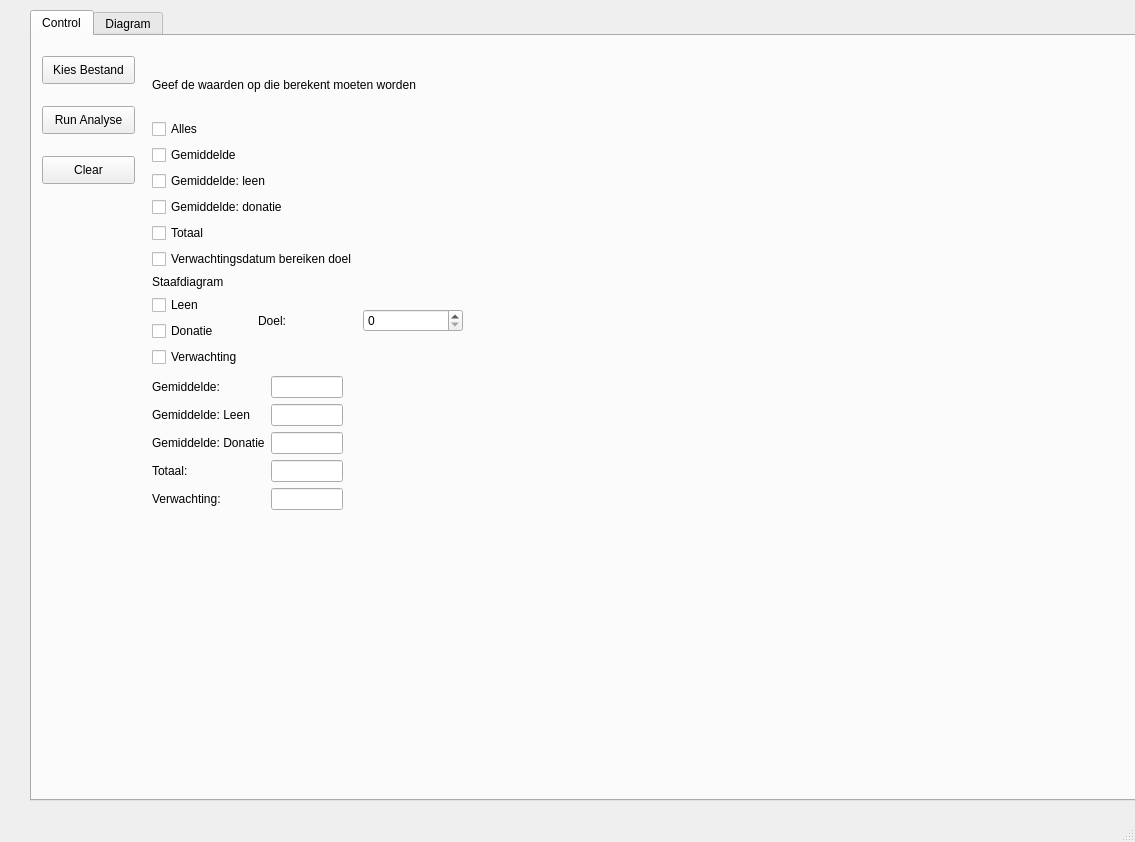
Qt form analytics/src/analytics/interface.ui (AstroPhysica/crowdfunding_analyticsV1.0) before a commit.
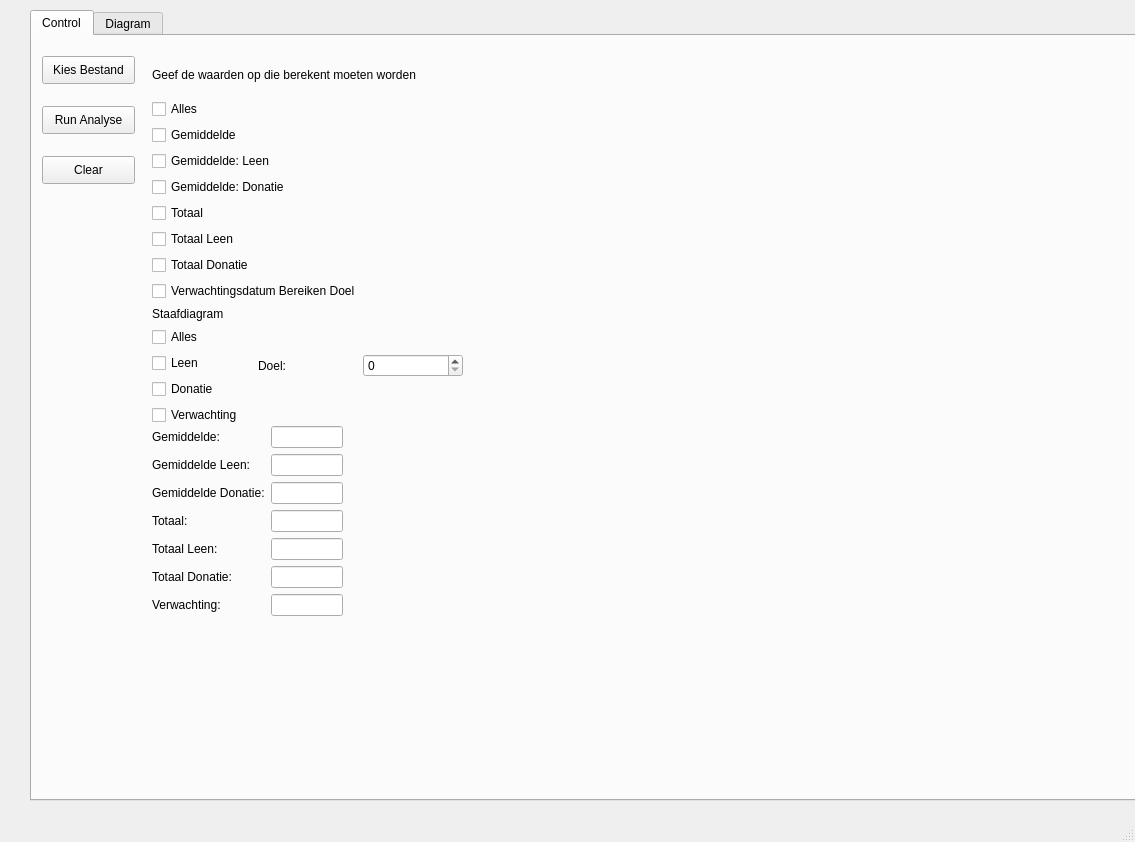
The same form after that commit. The open tabs and pages were chosen to show the change. Custom widgets are drawn as their Qt base class.

Commit message: Fixed all values and changed user interface

Patch:
```diff
--- a/analytics/src/analytics/interface.ui
+++ b/analytics/src/analytics/interface.ui
@@ -24,7 +24,7 @@
      </rect>
     </property>
     <property name="currentIndex">
-     <number>0</number>
+     <number>1</number>
     </property>
     <widget class="QWidget" name="tab">
      <attribute name="title">
@@ -34,9 +34,9 @@
       <property name="geometry">
        <rect>
         <x>120</x>
-        <y>340</y>
+        <y>390</y>
         <width>191</width>
-        <height>163</height>
+        <height>198</height>
        </rect>
       </property>
       <layout class="QFormLayout" name="formLayout">
@@ -47,10 +47,13 @@
          </property>
         </widget>
        </item>
+       <item row="0" column="1">
+        <widget class="QLineEdit" name="Gemiddelde_Value"/>
+       </item>
        <item row="1" column="0">
         <widget class="QLabel" name="label_Gemiddelde_Leen">
          <property name="text">
-          <string>Gemiddelde: Leen</string>
+          <string>Gemiddelde Leen:</string>
          </property>
         </widget>
        </item>
@@ -60,7 +63,7 @@
        <item row="2" column="0">
         <widget class="QLabel" name="label_Gemiddelde_Donatie">
          <property name="text">
-          <string>Gemiddelde: Donatie</string>
+          <string>Gemiddelde Donatie:</string>
          </property>
         </widget>
        </item>
@@ -77,18 +80,35 @@
        <item row="3" column="1">
         <widget class="QLineEdit" name="Totaal_Value"/>
        </item>
-       <item row="4" column="0">
+       <item row="6" column="0">
         <widget class="QLabel" name="label_Verwachting">
          <property name="text">
           <string>Verwachting:</string>
          </property>
         </widget>
        </item>
-       <item row="4" column="1">
+       <item row="6" column="1">
         <widget class="QLineEdit" name="Verwachting_Value"/>
        </item>
-       <item row="0" column="1">
-        <widget class="QLineEdit" name="Gemiddelde_Value"/>
+       <item row="4" column="1">
+        <widget class="QLineEdit" name="Totaal_Leen_Value"/>
+       </item>
+       <item row="4" column="0">
+        <widget class="QLabel" name="Totaal_Leen">
+         <property name="text">
+          <string>Totaal Leen:</string>
+         </property>
+        </widget>
+       </item>
+       <item row="5" column="0">
+        <widget class="QLabel" name="Totaal_Donatie">
+         <property name="text">
+          <string>Totaal Donatie:</string>
+         </property>
+        </widget>
+       </item>
+       <item row="5" column="1">
+        <widget class="QLineEdit" name="Totaal_Donatie_Value"/>
        </item>
       </layout>
      </widget>
@@ -98,7 +118,7 @@
         <x>120</x>
         <y>20</y>
         <width>311</width>
-        <height>311</height>
+        <height>369</height>
        </rect>
       </property>
       <layout class="QVBoxLayout" name="verticalLayout">
@@ -126,14 +146,14 @@
        <item>
         <widget class="QCheckBox" name="GemiddeldeLeen">
          <property name="text">
-          <string>Gemiddelde: leen</string>
+          <string>Gemiddelde: Leen</string>
          </property>
         </widget>
        </item>
        <item>
         <widget class="QCheckBox" name="GemiddeldeDonatie">
          <property name="text">
-          <string>Gemiddelde: donatie</string>
+          <string>Gemiddelde: Donatie</string>
          </property>
         </widget>
        </item>
@@ -144,10 +164,24 @@
          </property>
         </widget>
        </item>
+       <item>
+        <widget class="QCheckBox" name="Total_Leen">
+         <property name="text">
+          <string>Totaal Leen</string>
+         </property>
+        </widget>
+       </item>
+       <item>
+        <widget class="QCheckBox" name="Total_Donatie">
+         <property name="text">
+          <string>Totaal Donatie</string>
+         </property>
+        </widget>
+       </item>
        <item>
         <widget class="QCheckBox" name="Verwachtingsdatum">
          <property name="text">
-          <string>Verwachtingsdatum bereiken doel</string>
+          <string>Verwachtingsdatum Bereiken Doel</string>
          </property>
         </widget>
        </item>
@@ -163,21 +197,28 @@
             </widget>
            </item>
            <item>
-            <widget class="QCheckBox" name="Leen">
+            <widget class="QCheckBox" name="Alles_Graph">
+             <property name="text">
+              <string>Alles</string>
+             </property>
+            </widget>
+           </item>
+           <item>
+            <widget class="QCheckBox" name="Leen_Graph">
              <property name="text">
               <string>Leen</string>
              </property>
             </widget>
            </item>
            <item>
-            <widget class="QCheckBox" name="Donatie">
+            <widget class="QCheckBox" name="Donatie_Graph">
              <property name="text">
               <string>Donatie</string>
              </property>
             </widget>
            </item>
            <item>
-            <widget class="QCheckBox" name="Verwachting_Grafiek">
+            <widget class="QCheckBox" name="Verwachting_Graph">
              <property name="text">
               <string>Verwachting</string>
              </property>
@@ -243,7 +284,7 @@
      <attribute name="title">
       <string>Diagram</string>
      </attribute>
-     <widget class="PlotWidget" name="graphicsView">
+     <widget class="PlotWidget" name="Totals">
       <property name="geometry">
        <rect>
         <x>0</x>
@@ -253,7 +294,7 @@
        </rect>
       </property>
      </widget>
-     <widget class="PlotWidget" name="graphicsView_2">
+     <widget class="PlotWidget" name="age_groups">
       <property name="geometry">
        <rect>
         <x>560</x>
```
The commit also changes 2 other files.
